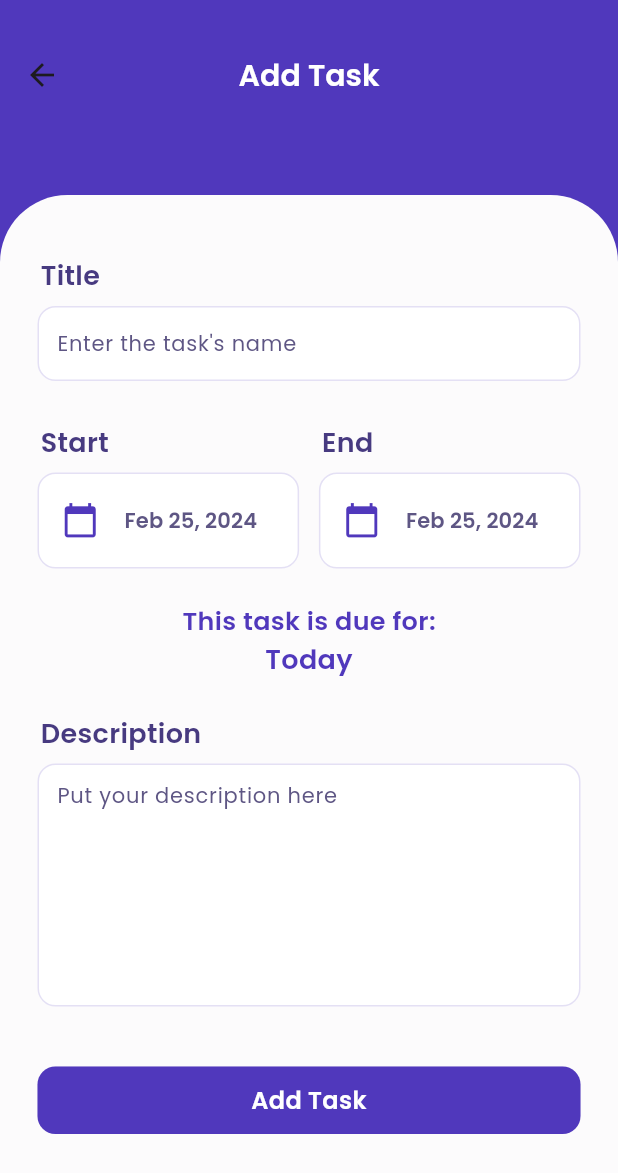
After one commit to hyvos07/todos, a Flutter app: the screen it shows after launch, after a tap on the "add" icon, on a phone screen of 412 x 824 dp. The commit adds this screen. Shown: the top 1173 px of the screen. Run offline on Flutter 3.47's test engine with Material 3 defaults, Android fonts, the phone set to English and light mode, and no system bars; our stand-ins replace image_picker.

Commit message:
feat: Add Task UI Design

```diff
--- /dev/null
+++ b/lib/adddtask_widget/deadline.dart
@@ -0,0 +1,302 @@
+// ignore_for_file: use_build_context_synchronously, non_constant_identifier_names
+
+import 'package:flutter/material.dart';
+import 'package:intl/intl.dart';
+
+class DeadlineField extends StatefulWidget {
+  const DeadlineField({super.key});
+
+  @override
+  State<DeadlineField> createState() => _DeadlineFieldState();
+}
+
+class _DeadlineFieldState extends State<DeadlineField> {
+  late DateTime now = DateTime.now();
+  late DateTime _startDate = DateTime(now.year, now.month, now.day);
+  late DateTime _endDate = DateTime(now.year, now.month, now.day);
+
+  // Every Loop on App, The Dates will be updated
+  YourClass() {
+    _initializeDates();
+  }
+
+  void _initializeDates() {
+    // Update and Initialize the Dates
+    DateTime now = DateTime.now();
+    _startDate = DateTime(now.year, now.month, now.day);
+    _endDate = DateTime(now.year, now.month, now.day);
+  }
+
+  Future<void> _selectStart(BuildContext context) async {
+    DateTime? picked = await showDatePicker(
+      context: context,
+      initialDate: _startDate,
+      firstDate: DateTime(2000),
+      lastDate: DateTime.now(),
+    );
+
+    if (picked != null && picked.isAfter(_endDate)) {
+      _showWarningDialog(context, "Start date can't be\nafter end date");
+    } else if (picked != null && picked != _startDate) {
+      setState(() {
+        _startDate = picked;
+      });
+    }
+  }
+
+  Future<void> _selectEnd(BuildContext context) async {
+    DateTime? picked = await showDatePicker(
+      context: context,
+      initialDate: _endDate,
+      firstDate: DateTime(2000),
+      lastDate: DateTime(2100),
+    );
+
+    if (picked != null && picked.isBefore(_startDate)) {
+      _showWarningDialog(context, "End date can't be\nbefore start date");
+    } else if (picked != null && picked != _endDate) {
+      setState(() {
+        _endDate = picked;
+      });
+    }
+  }
+
+  @override
+  Widget build(BuildContext context) {
+    String startDateFormat = DateFormat('MMM d, yyyy').format(_startDate);
+    String endDateFormat = DateFormat('MMM d, yyyy').format(_endDate);
+
+    DateTime nowDateDays = DateTime(now.year, now.month, now.day);
+
+    DateTime endDateDays =
+        DateTime(_endDate.year, _endDate.month, _endDate.day);
+
+    Duration difference = endDateDays.difference(nowDateDays);
+    String daysDifference = "${difference.inDays} days";
+
+    String taskDue = "This task is due for:";
+    Color taskDueColor = const Color(0xFF5038BC);
+
+    if (difference.inDays == 0) {
+      setState(() {
+        daysDifference = "Today";
+        taskDueColor = const Color(0xFF5038BC);
+      });
+    } else if (now.isBefore(_endDate)) {
+      setState(() {
+        daysDifference = "${difference.inDays} days";
+        taskDueColor = const Color(0xFF5038BC);
+      });
+    } else if (daysDifference.substring(0, 1) == "-") {
+      setState(() {
+        daysDifference = daysDifference.substring(1);
+        taskDue = "This task is already due for:";
+        taskDueColor = const Color(0xFFD32F2F);
+      });
+    }
+
+    return Column(
+      children: [
+        Row(
+          mainAxisAlignment: MainAxisAlignment.spaceBetween,
+          children: [
+            // -- Start Date -- //
+            Column(
+              crossAxisAlignment: CrossAxisAlignment.start,
+              children: [
+                Container(
+                  padding: const EdgeInsets.only(left: 2),
+                  margin: const EdgeInsets.only(top: 40),
+                  child: const Text(
+                    "Start",
+                    textAlign: TextAlign.left,
+                    style: TextStyle(
+                      color: Color.fromARGB(255, 71, 58, 128),
+                      fontSize: 18,
+                      fontFamily: 'Poppins',
+                      fontWeight: FontWeight.w600,
+                      height: 0.05,
+                    ),
+                  ),
+                ),
+                GestureDetector(
+                  onTap: () => _selectStart(context),
+                  child: Container(
+                    padding:
+                        const EdgeInsets.symmetric(horizontal: 15, vertical: 7),
+                    margin: const EdgeInsets.only(top: 20),
+                    decoration: BoxDecoration(
+                        border: Border.all(
+                          color: const Color(0x285038BC),
+                          width: 1,
+                        ),
+                        color: Colors.white,
+                        borderRadius: BorderRadius.circular(12)),
+                    child: Row(
+                      children: [
+                        const Icon(
+                          Icons.calendar_today,
+                          color: Color(0xFF5038BC),
+                          size: 25,
+                        ),
+                        Padding(
+                          padding: const EdgeInsets.only(left: 5),
+                          child: TextButton(
+                            onPressed: () => _selectStart(context),
+                            child: Text(
+                              startDateFormat,
+                              style: const TextStyle(
+                                color: Color.fromARGB(255, 94, 86, 132),
+                                fontSize: 14,
+                                fontFamily: 'Poppins',
+                                fontWeight: FontWeight.w600,
+                              ),
+                            ),
+                          ),
+                        ),
+                      ],
+                    ),
+                  ),
+                ),
+              ],
+            ),
+            // -- End Date -- //
+            Column(
+              crossAxisAlignment: CrossAxisAlignment.start,
+              children: [
+                Container(
+                  padding: const EdgeInsets.only(left: 2),
+                  margin: const EdgeInsets.only(top: 40),
+                  child: const Text(
+                    "End",
+                    textAlign: TextAlign.left,
+                    style: TextStyle(
+                      color: Color.fromARGB(255, 71, 58, 128),
+                      fontSize: 18,
+                      fontFamily: 'Poppins',
+                      fontWeight: FontWeight.w600,
+                      height: 0.05,
+                    ),
+                  ),
+                ),
+                GestureDetector(
+                  onTap: () => _selectEnd(context),
+                  child: Container(
+                    padding:
+                        const EdgeInsets.symmetric(horizontal: 15, vertical: 7),
+                    margin: const EdgeInsets.only(top: 20),
+                    decoration: BoxDecoration(
+                        border: Border.all(
+                          color: const Color(0x285038BC),
+                          width: 1,
+                        ),
+                        color: Colors.white,
+                        borderRadius: BorderRadius.circular(12)),
+                    child: Row(
+                      children: [
+                        const Icon(
+                          Icons.calendar_today,
+                          color: Color(0xFF5038BC),
+                          size: 25,
+                        ),
+                        Padding(
+                          padding: const EdgeInsets.only(left: 5),
+                          child: TextButton(
+                            onPressed: () => _selectEnd(context),
+                            child: Text(
+                              endDateFormat,
+                              style: const TextStyle(
+                                color: Color.fromARGB(255, 94, 86, 132),
+                                fontSize: 14,
+                                fontFamily: 'Poppins',
+                                fontWeight: FontWeight.w600,
+                              ),
+                            ),
+                          ),
+                        ),
+                      ],
+                    ),
+                  ),
+                ),
+              ],
+            ),
+          ],
+        ),
+        // -- Due Date -- //
+        Padding(
+          padding: const EdgeInsets.only(top: 23, bottom: 1),
+          child: Text(
+            taskDue,
+            style: TextStyle(
+              color: taskDueColor,
+              fontSize: 17,
+              fontFamily: 'Poppins',
+              fontWeight: FontWeight.w600,
+            ),
+          ),
+        ),
+        Text(
+          daysDifference,
+          style: TextStyle(
+            color: taskDueColor,
+            fontSize: 18,
+            fontFamily: 'Poppins',
+            fontWeight: FontWeight.w600,
+          ),
+        )
+      ],
+    );
+  }
+
+  void _showWarningDialog(BuildContext context, String message) {
+    showDialog(
+      context: context,
+      builder: (BuildContext context) {
+        return AlertDialog(
+          title: const Text(
+            'Warning!',
+            style: TextStyle(
+              color: Color.fromARGB(255, 23, 18, 46),
+              fontSize: 20,
+              fontFamily: 'Poppins',
+              fontWeight: FontWeight.w600,
+            ),
+          ),
+          content: Padding(
+            padding: const EdgeInsets.only(top: 5),
+            child: Row(
+              children: [
+                Image.asset(
+                  'images/confusedmenhera.png',
+                  width: 60,
+                  height: 60,
+                ),
+                Padding(
+                  padding: const EdgeInsets.all(10),
+                  child: Text(
+                    message,
+                    style: const TextStyle(
+                      color: Color.fromARGB(255, 23, 18, 46),
+                      fontSize: 16,
+                      fontFamily: 'Poppins',
+                      fontWeight: FontWeight.w400,
+                    ),
+                  ),
+                ),
+              ],
+            ),
+          ),
+          backgroundColor: const Color.fromARGB(255, 229, 229, 229),
+          actions: [
+            TextButton(
+              onPressed: () {
+                Navigator.of(context).pop();
+              },
+              child: const Text('OK'),
+            ),
+          ],
+        );
+      },
+    );
+  }
+}
--- /dev/null
+++ b/lib/adddtask_widget/description.dart
@@ -0,0 +1,57 @@
+import 'package:flutter/material.dart';
+
+class DescField extends StatelessWidget {
+  final _descController = TextEditingController();
+
+  DescField({super.key});
+
+  @override
+  Widget build(BuildContext context) {
+    return Column(
+      crossAxisAlignment: CrossAxisAlignment.start,
+      children: [
+        Container(
+          padding: const EdgeInsets.only(left: 2),
+          margin: const EdgeInsets.only(top: 35),
+          child: const Text(
+            "Description",
+            textAlign: TextAlign.left,
+            style: TextStyle(
+              color: Color.fromARGB(255, 71, 58, 128),
+              fontSize: 18,
+              fontFamily: 'Poppins',
+              fontWeight: FontWeight.w600,
+              height: 0.05,
+            ),
+          ),
+        ),
+        Container(
+            margin: const EdgeInsets.only(top: 20, bottom: 20),
+            decoration: BoxDecoration(
+                border: Border.all(
+                  color: const Color(0x285038BC),
+                  width: 1,
+                ),
+                color: Colors.white,
+                borderRadius: BorderRadius.circular(12)),
+            child: Padding(
+              padding: const EdgeInsets.only(left: 12, right: 12),
+              child: TextField(
+                maxLines: 6,
+                decoration: const InputDecoration(
+                  hintText: "Put your description here",
+                  border: InputBorder.none,
+                  hintStyle: TextStyle(
+                    color: Color.fromARGB(255, 94, 86, 132),
+                    fontSize: 14,
+                    fontFamily: 'Poppins',
+                    fontWeight: FontWeight.w100,
+                  ),
+                ),
+                controller: _descController,
+              ),
+            )),
+      ],
+    );
+  }
+}
--- /dev/null
+++ b/lib/adddtask_widget/title.dart
@@ -0,0 +1,56 @@
+import 'package:flutter/material.dart';
+
+class TitleField extends StatelessWidget {
+  final _titleController = TextEditingController();
+
+  TitleField({super.key});
+
+  @override
+  Widget build(BuildContext context) {
+    return Column(
+      crossAxisAlignment: CrossAxisAlignment.start,
+      children: [
+        Container(
+          padding: const EdgeInsets.only(left: 2),
+          margin: const EdgeInsets.only(top: 33),
+          child: const Text(
+            "Title",
+            textAlign: TextAlign.left,
+            style: TextStyle(
+              color: Color.fromARGB(255, 71, 58, 128),
+              fontSize: 18,
+              fontFamily: 'Poppins',
+              fontWeight: FontWeight.w600,
+              height: 0.05,
+            ),
+          ),
+        ),
+        Container(
+            margin: const EdgeInsets.only(top: 20),
+            decoration: BoxDecoration(
+                border: Border.all(
+                  color: const Color(0x285038BC),
+                  width: 1,
+                ),
+                color: Colors.white,
+                borderRadius: BorderRadius.circular(12)),
+            child: Padding(
+              padding: const EdgeInsets.only(left: 12, right: 12),
+              child: TextField(
+                decoration: const InputDecoration(
+                  hintText: "Enter the task's name",
+                  border: InputBorder.none,
+                  hintStyle: TextStyle(
+                    color: Color.fromARGB(255, 94, 86, 132),
+                    fontSize: 14,
+                    fontFamily: 'Poppins',
+                    fontWeight: FontWeight.w100,
+                  ),
+                ),
+                controller: _titleController,
+              ),
+            )),
+      ],
+    );
+  }
+}
--- /dev/null
+++ b/lib/addtask.dart
@@ -0,0 +1,97 @@
+import 'package:flutter/material.dart';
+import 'package:todos/adddtask_widget/deadline.dart';
+import 'package:todos/adddtask_widget/description.dart';
+import 'package:todos/adddtask_widget/title.dart';
+
+class AddTask extends StatefulWidget {
+  const AddTask({super.key});
+
+  @override
+  State<AddTask> createState() => _AddTaskState();
+}
+
+class _AddTaskState extends State<AddTask> {
+  @override
+  Widget build(BuildContext context) {
+    double hei = MediaQuery.of(context).size.height;
+    double wid = MediaQuery.of(context).size.width;
+
+    return Scaffold(
+      backgroundColor: const Color(0xFF5038BC),
+      appBar: AppBar(
+        backgroundColor: Colors.white.withOpacity(0),
+        toolbarHeight: 100,
+        centerTitle: true,
+        title: const Text(
+          "Add Task",
+          style: TextStyle(
+            color: Colors.white,
+            fontSize: 20,
+            fontFamily: 'Poppins',
+            fontWeight: FontWeight.w600,
+          ),
+        ),
+      ),
+      body: SafeArea(
+        child: ListView(
+          children: [
+            Center(
+              child: Padding(
+                padding: const EdgeInsets.only(top: 30),
+                child: Container(
+                  height: hei - 120,
+                  decoration: const BoxDecoration(
+                    borderRadius: BorderRadius.only(
+                      topRight: Radius.circular(45),
+                      topLeft: Radius.circular(45),
+                    ),
+                    color: Color.fromARGB(253, 253, 253, 253),
+                  ),
+                  child: Padding(
+                    padding: const EdgeInsets.symmetric(
+                        horizontal: 25, vertical: 20),
+                    child: Column(
+                      children: [
+                        TitleField(),
+                        const DeadlineField(),
+                        DescField(),
+                        GestureDetector(
+                          onTap: () {
+                            Navigator.pop(context);
+                          },
+                          child: Container(
+                            width: wid - 20,
+                            padding: const EdgeInsets.symmetric(
+                                horizontal: 17, vertical: 10),
+                            margin: const EdgeInsets.only(top: 20),
+                            decoration: BoxDecoration(
+                                border: Border.all(
+                                  color: const Color(0x285038BC),
+                                  width: 1,
+                                ),
+                                color: const Color(0xFF5038BC),
+                                borderRadius: BorderRadius.circular(12)),
+                            child: const Text(
+                              "Add Task",
+                              textAlign: TextAlign.center,
+                              style: TextStyle(
+                                color: Colors.white,
+                                fontSize: 16,
+                                fontFamily: 'Poppins',
+                                fontWeight: FontWeight.w600,
+                              ),
+                            ),
+                          ),
+                        ),
+                      ],
+                    ),
+                  ),
+                ),
+              ),
+            ),
+          ],
+        ),
+      ),
+    );
+  }
+}
--- a/lib/main.dart
+++ b/lib/main.dart
@@ -17,12 +17,27 @@ class MainApp extends StatefulWidget {
 }
 
 class _MainAppState extends State<MainApp> {
+  @override
+  Widget build(BuildContext context) {
+    return MaterialApp(
+      home: const BasePage(),
+    );
+  }
+}
+
+// -- Base of the App Page -- //
+class BasePage extends StatefulWidget {
+  const BasePage({super.key});
+
+  State<BasePage> createState() => _BasePageState();
+}
+
+class _BasePageState extends State<BasePage> {
   int _pageIndexNow = 0;
   final PageController _pageController = PageController();
 
   final List<Widget> _pages = [
     HomePage(),
-    AddTask(),
     AboutYouPage(),
   ];
 
@@ -39,7 +54,10 @@ class _MainAppState extends State<MainApp> {
             });
           },
         ),
-        bottomNavigationBar: Container(
+        bottomNavigationBar: Stack(
+          alignment: AlignmentDirectional.center,
+          children: [
+            Container(
               height: 80,
               decoration: BoxDecoration(
                 color: Colors.white,
@@ -52,6 +70,11 @@ class _MainAppState extends State<MainApp> {
                     spreadRadius: 0,
                   )
                 ],
+              ),
+              child: Theme(
+                data: Theme.of(context).copyWith(
+                  splashColor: Colors.transparent,
+                  highlightColor: Colors.transparent,
                 ),
                 child: BottomNavigationBar(
                   currentIndex: _pageIndexNow,
@@ -76,10 +99,6 @@ class _MainAppState extends State<MainApp> {
                       label: 'Home',
                     ),
                     BottomNavigationBarItem(
-                icon: Icon(Icons.add_circle),
-                label: 'Add Task',
-              ),
-              BottomNavigationBarItem(
                       icon: Icon(Icons.person),
                       label: 'About You',
                     ),
@@ -87,6 +106,39 @@ class _MainAppState extends State<MainApp> {
                 ),
               ),
             ),
+            Positioned(
+                child: GestureDetector(
+              onTap: () => Navigator.push(
+                context,
+                MaterialPageRoute(
+                  builder: (context) => const AddTask(),
+                ),
+              ),
+              child: Container(
+                width: 65,
+                height: 65,
+                decoration: BoxDecoration(
+                  color: Color(0xFF5038bc),
+                  shape: BoxShape.circle,
+                  boxShadow: const [
+                    BoxShadow(
+                      color: Color.fromARGB(24, 0, 0, 0),
+                      blurRadius: 10,
+                      offset: Offset(0, 1),
+                      spreadRadius: 0,
+                    )
+                  ],
+                ),
+                child: const Icon(
+                  Icons.add,
+                  size: 40,
+                  color: Colors.white,
+                ),
+              ),
+            ))
+          ],
+        ),
+      ),
     );
   }
 }
```
Also changed, not shown: lib/aboutyou_widget/avatar.dart (+5 -2 lines). Lines whose indentation alone changed are shown as unchanged.
